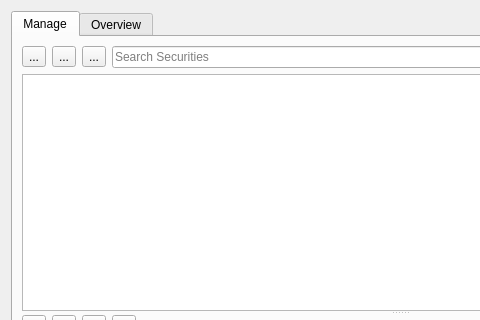
This is src/views/ui_files/forms/security_form.ui in JakubFranek/Kapytal as Qt 5 draws it before an edit; both pictures show x 0 to 480 and y 0 to 320 of the 800 by 600 pixel window. The edited form follows.
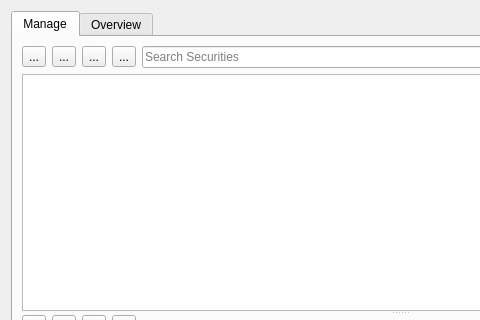
This is the edited form.

Commit message: Add Update Quotes buttons to relevant forms

```diff
--- a/src/views/ui_files/forms/security_form.ui
+++ b/src/views/ui_files/forms/security_form.ui
@@ -63,6 +63,13 @@
                </property>
               </widget>
              </item>
+             <item>
+              <widget class="QToolButton" name="updateQuotesToolButton">
+               <property name="text">
+                <string>...</string>
+               </property>
+              </widget>
+             </item>
              <item>
               <widget class="QLineEdit" name="manageSearchLineEdit">
                <property name="toolTip">
```
Left out of the diff: 5 changed lines with no effect on the pictures. The commit also changes 9 other files.
